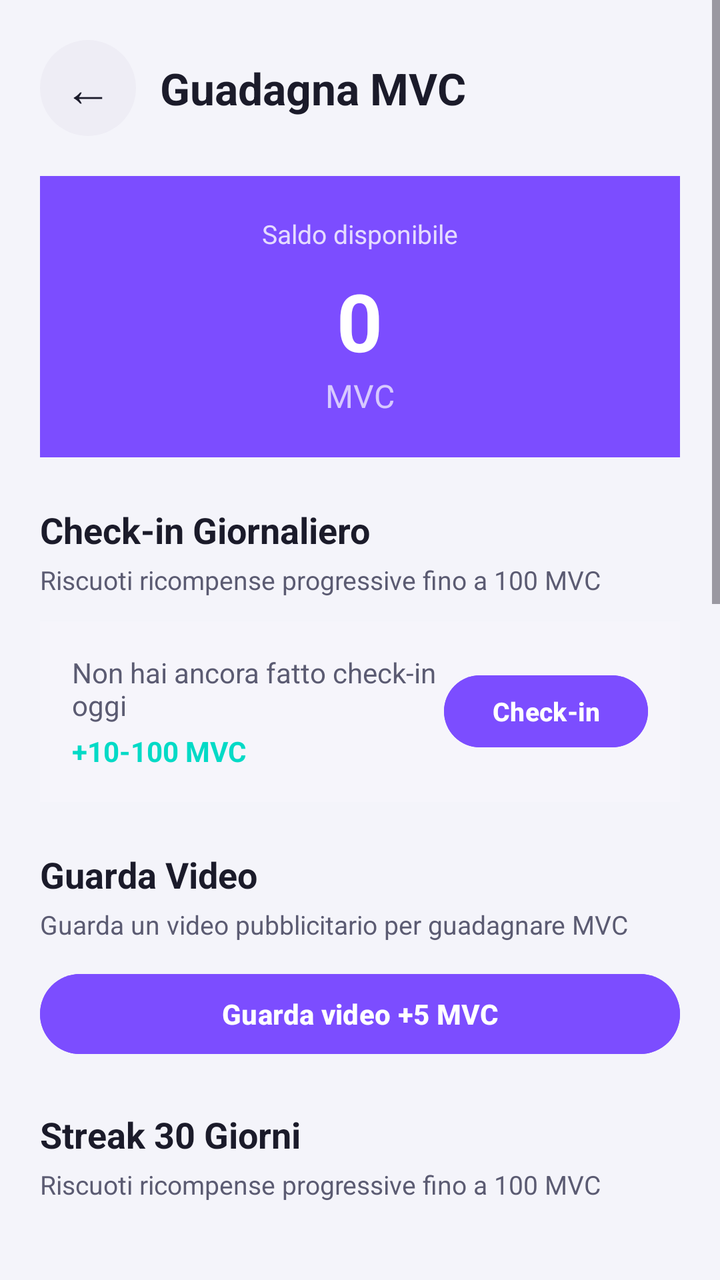
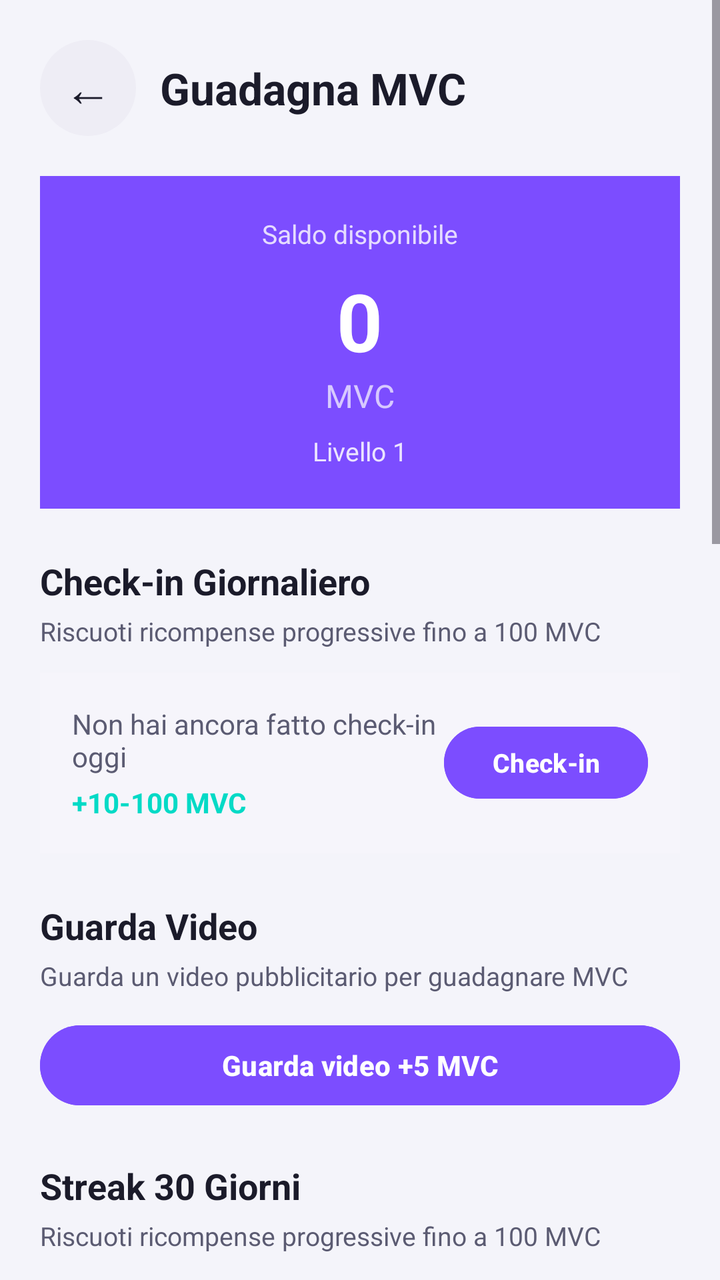

Compare the two renders of this Android layout. The source of the first and the diff that turns it into the second are given below.
<!-- AndroidManifest.xml: activity theme AppTheme -->
<!-- res/layout/activity_mvc_earn.xml -->
<?xml version="1.0" encoding="utf-8"?>
<ScrollView xmlns:android="http://schemas.android.com/apk/res/android"
    android:layout_width="match_parent"
    android:layout_height="match_parent"
    android:background="@color/background"
    android:fillViewport="true">

    <LinearLayout
        android:layout_width="match_parent"
        android:layout_height="wrap_content"
        android:orientation="vertical"
        android:padding="20dp">

        
        <LinearLayout
            android:layout_width="match_parent"
            android:layout_height="wrap_content"
            android:orientation="horizontal"
            android:gravity="center_vertical">

            <TextView
                android:layout_width="48dp"
                android:layout_height="48dp"
                android:text="←"
                android:textColor="@color/on_surface"
                android:textSize="24sp"
                android:gravity="center"
                android:background="@drawable/circle_logo_bg"
                android:onClick="onBackClick" />

            <TextView
                android:layout_width="wrap_content"
                android:layout_height="wrap_content"
                android:layout_marginStart="12dp"
                android:text="Guadagna MVC"
                android:textColor="@color/on_surface"
                android:textSize="22sp"
                android:textStyle="bold" />

        </LinearLayout>

        
        <LinearLayout
            android:layout_width="match_parent"
            android:layout_height="wrap_content"
            android:layout_marginTop="20dp"
            android:orientation="vertical"
            android:padding="20dp"
            android:background="@color/primary"
            android:gravity="center_horizontal">

            <TextView
                android:layout_width="wrap_content"
                android:layout_height="wrap_content"
                android:text="Saldo disponibile"
                android:textColor="@color/on_primary"
                android:textSize="13sp"
                android:alpha="0.8" />

            <TextView
                android:id="@+id/earn_balance_text"
                android:layout_width="wrap_content"
                android:layout_height="wrap_content"
                android:layout_marginTop="8dp"
                android:text="0"
                android:textColor="@color/on_primary"
                android:textSize="40sp"
                android:textStyle="bold" />

            <TextView
                android:layout_width="wrap_content"
                android:layout_height="wrap_content"
                android:text="MVC"
                android:textColor="@color/on_primary"
                android:textSize="16sp"
                android:alpha="0.7" />

        </LinearLayout>

        
        <TextView
            android:layout_width="wrap_content"
            android:layout_height="wrap_content"
            android:layout_marginTop="24dp"
            android:text="Check-in Giornaliero"
            android:textColor="@color/on_surface"
            android:textSize="18sp"
            android:textStyle="bold" />

        <TextView
            android:layout_width="wrap_content"
            android:layout_height="wrap_content"
            android:layout_marginTop="4dp"
            android:text="Riscuoti ricompense progressive fino a 100 MVC"
            android:textColor="@color/on_surface_variant"
            android:textSize="13sp" />

        <LinearLayout
            android:layout_width="match_parent"
            android:layout_height="wrap_content"
            android:layout_marginTop="12dp"
            android:orientation="horizontal"
            android:gravity="center_vertical"
            android:background="@color/surface_card"
            android:padding="16dp">

            <LinearLayout
                android:layout_width="0dp"
                android:layout_height="wrap_content"
                android:layout_weight="1"
                android:orientation="vertical">

                <TextView
                    android:id="@+id/checkin_status_text"
                    android:layout_width="wrap_content"
                    android:layout_height="wrap_content"
                    android:text="Non hai ancora fatto check-in oggi"
                    android:textColor="@color/on_surface_variant"
                    android:textSize="14sp" />

                <TextView
                    android:id="@+id/checkin_reward_text"
                    android:layout_width="wrap_content"
                    android:layout_height="wrap_content"
                    android:layout_marginTop="4dp"
                    android:text="+10-100 MVC"
                    android:textColor="@color/secondary"
                    android:textSize="14sp"
                    android:textStyle="bold" />

            </LinearLayout>

            <com.google.android.material.button.MaterialButton
                android:id="@+id/btn_do_checkin"
                android:layout_width="wrap_content"
                android:layout_height="44dp"
                android:backgroundTint="@color/primary"
                android:text="Check-in"
                android:textColor="@color/on_primary"
                android:textSize="13sp"
                android:textStyle="bold" />

        </LinearLayout>

        
        <TextView
            android:layout_width="wrap_content"
            android:layout_height="wrap_content"
            android:layout_marginTop="24dp"
            android:text="Guarda Video"
            android:textColor="@color/on_surface"
            android:textSize="18sp"
            android:textStyle="bold" />

        <TextView
            android:layout_width="wrap_content"
            android:layout_height="wrap_content"
            android:layout_marginTop="4dp"
            android:text="Guarda un video pubblicitario per guadagnare MVC"
            android:textColor="@color/on_surface_variant"
            android:textSize="13sp" />

        <com.google.android.material.button.MaterialButton
            android:id="@+id/btn_watch_ad"
            android:layout_width="match_parent"
            android:layout_height="48dp"
            android:layout_marginTop="12dp"
            android:backgroundTint="@color/primary"
            android:text="Guarda video +5 MVC"
            android:textColor="@color/on_primary"
            android:textSize="14sp"
            android:textStyle="bold" />

        
        <TextView
            android:layout_width="wrap_content"
            android:layout_height="wrap_content"
            android:layout_marginTop="24dp"
            android:text="Streak 30 Giorni"
            android:textColor="@color/on_surface"
            android:textSize="18sp"
            android:textStyle="bold" />

        <TextView
            android:layout_width="wrap_content"
            android:layout_height="wrap_content"
            android:layout_marginTop="4dp"
            android:text="Riscuoti ricompense progressive fino a 100 MVC"
            android:textColor="@color/on_surface_variant"
            android:textSize="13sp" />

        <ScrollView
            android:layout_width="match_parent"
            android:layout_height="wrap_content"
            android:layout_marginTop="12dp"
            android:scrollbars="horizontal"
            android:overScrollMode="never"
            android:fillViewport="true">

            <GridLayout
                android:id="@+id/streak_grid"
                android:layout_width="wrap_content"
                android:layout_height="wrap_content"
                android:columnCount="5"
                android:rowCount="6"
                android:useDefaultMargins="true" />

        </ScrollView>

        
        <TextView
            android:layout_width="wrap_content"
            android:layout_height="wrap_content"
            android:layout_marginTop="24dp"
            android:text="Cosa puoi sbloccare"
            android:textColor="@color/on_surface"
            android:textSize="18sp"
            android:textStyle="bold" />

        <TextView
            android:layout_width="wrap_content"
            android:layout_height="wrap_content"
            android:layout_marginTop="4dp"
            android:text="Usa i MevaCoins per accedere a funzionalità esclusive"
            android:textColor="@color/on_surface_variant"
            android:textSize="13sp" />

        <LinearLayout
            android:layout_width="match_parent"
            android:layout_height="wrap_content"
            android:layout_marginTop="12dp"
            android:orientation="vertical">

            
            <LinearLayout
                android:id="@+id/feature_card_categories"
                android:layout_width="match_parent"
                android:layout_height="wrap_content"
                android:orientation="horizontal"
                android:padding="12dp"
                android:background="@color/surface_card"
                android:layout_marginBottom="8dp"
                android:gravity="center_vertical"
                android:clickable="true"
                android:focusable="true">

                <TextView
                    android:layout_width="wrap_content"
                    android:layout_height="wrap_content"
                    android:text="🔒"
                    android:textSize="24sp" />

                <LinearLayout
                    android:layout_width="0dp"
                    android:layout_height="wrap_content"
                    android:layout_weight="1"
                    android:orientation="vertical"
                    android:layout_marginStart="12dp">

                    <TextView
                        android:layout_width="wrap_content"
                        android:layout_height="wrap_content"
                        android:text="Categorie"
                        android:textColor="@color/on_surface"
                        android:textSize="14sp"
                        android:textStyle="bold" />

                    <TextView
                        android:layout_width="wrap_content"
                        android:layout_height="wrap_content"
                        android:text="Categorie premium esclusive per i tuoi personaggi preferiti"
                        android:textColor="@color/on_surface_variant"
                        android:textSize="12sp" />

                </LinearLayout>

                <com.google.android.material.button.MaterialButton
                    android:id="@+id/btn_unlock_categories"
                    android:layout_width="wrap_content"
                    android:layout_height="40dp"
                    android:text="Vedi"
                    android:textSize="12sp"
                    android:backgroundTint="@color/primary"
                    android:textColor="@color/on_primary" />

            </LinearLayout>

            
            <LinearLayout
                android:layout_width="match_parent"
                android:layout_height="wrap_content"
                android:orientation="horizontal"
                android:padding="12dp"
                android:background="@color/surface_card"
                android:layout_marginBottom="8dp"
                android:gravity="center_vertical">

                <TextView
                    android:layout_width="wrap_content"
                    android:layout_height="wrap_content"
                    android:text="🎨"
                    android:textSize="24sp" />

                <LinearLayout
                    android:layout_width="0dp"
                    android:layout_height="wrap_content"
                    android:layout_weight="1"
                    android:orientation="vertical"
                    android:layout_marginStart="12dp">

                    <TextView
                        android:layout_width="wrap_content"
                        android:layout_height="wrap_content"
                        android:text="Generazione Immagini"
                        android:textColor="@color/on_surface"
                        android:textSize="14sp"
                        android:textStyle="bold" />

                    <TextView
                        android:layout_width="wrap_content"
                        android:layout_height="wrap_content"
                        android:text="Crea immagini AI dei personaggi con /genera"
                        android:textColor="@color/on_surface_variant"
                        android:textSize="12sp" />

                </LinearLayout>

                <com.google.android.material.button.MaterialButton
                    android:id="@+id/btn_unlock_image_gen"
                    android:layout_width="wrap_content"
                    android:layout_height="40dp"
                    android:text="50 MVC"
                    android:textSize="12sp"
                    android:backgroundTint="@color/primary"
                    android:textColor="@color/on_primary" />

            </LinearLayout>

            
            <LinearLayout
                android:layout_width="match_parent"
                android:layout_height="wrap_content"
                android:orientation="horizontal"
                android:padding="12dp"
                android:background="@color/surface_card"
                android:layout_marginBottom="8dp"
                android:gravity="center_vertical">

                <TextView
                    android:layout_width="wrap_content"
                    android:layout_height="wrap_content"
                    android:text="🎬"
                    android:textSize="24sp" />

                <LinearLayout
                    android:layout_width="0dp"
                    android:layout_height="wrap_content"
                    android:layout_weight="1"
                    android:orientation="vertical"
                    android:layout_marginStart="12dp">

                    <TextView
                        android:layout_width="wrap_content"
                        android:layout_height="wrap_content"
                        android:text="Generazione Video"
                        android:textColor="@color/on_surface"
                        android:textSize="14sp"
                        android:textStyle="bold" />

                    <TextView
                        android:layout_width="wrap_content"
                        android:layout_height="wrap_content"
                        android:text="Crea video animati con /muovi"
                        android:textColor="@color/on_surface_variant"
                        android:textSize="12sp" />

                </LinearLayout>

                <com.google.android.material.button.MaterialButton
                    android:id="@+id/btn_unlock_video_gen"
                    android:layout_width="wrap_content"
                    android:layout_height="40dp"
                    android:text="100 MVC"
                    android:textSize="12sp"
                    android:backgroundTint="@color/primary"
                    android:textColor="@color/on_primary" />

            </LinearLayout>

            
            <LinearLayout
                android:layout_width="match_parent"
                android:layout_height="wrap_content"
                android:orientation="horizontal"
                android:padding="12dp"
                android:background="@color/surface_card"
                android:layout_marginBottom="8dp"
                android:gravity="center_vertical">

                <TextView
                    android:layout_width="wrap_content"
                    android:layout_height="wrap_content"
                    android:text="🎙️"
                    android:textSize="24sp" />

                <LinearLayout
                    android:layout_width="0dp"
                    android:layout_height="wrap_content"
                    android:layout_weight="1"
                    android:orientation="vertical"
                    android:layout_marginStart="12dp">

                    <TextView
                        android:layout_width="wrap_content"
                        android:layout_height="wrap_content"
                        android:text="Messaggi Vocali Premium"
                        android:textColor="@color/on_surface"
                        android:textSize="14sp"
                        android:textStyle="bold" />

                    <TextView
                        android:layout_width="wrap_content"
                        android:layout_height="wrap_content"
                        android:text="Voci personalizzate per ogni personaggio"
                        android:textColor="@color/on_surface_variant"
                        android:textSize="12sp" />

                </LinearLayout>

                <com.google.android.material.button.MaterialButton
                    android:id="@+id/btn_unlock_premium_voice"
                    android:layout_width="wrap_content"
                    android:layout_height="40dp"
                    android:text="30 MVC"
                    android:textSize="12sp"
                    android:backgroundTint="@color/primary"
                    android:textColor="@color/on_primary" />

            </LinearLayout>

            
            <LinearLayout
                android:layout_width="match_parent"
                android:layout_height="wrap_content"
                android:orientation="horizontal"
                android:padding="12dp"
                android:background="@color/surface_card"
                android:layout_marginBottom="8dp"
                android:gravity="center_vertical">

                <TextView
                    android:layout_width="wrap_content"
                    android:layout_height="wrap_content"
                    android:text="🧠"
                    android:textSize="24sp" />

                <LinearLayout
                    android:layout_width="0dp"
                    android:layout_height="wrap_content"
                    android:layout_weight="1"
                    android:orientation="vertical"
                    android:layout_marginStart="12dp">

                    <TextView
                        android:layout_width="wrap_content"
                        android:layout_height="wrap_content"
                        android:text="Memoria Estesa"
                        android:textColor="@color/on_surface"
                        android:textSize="14sp"
                        android:textStyle="bold" />

                    <TextView
                        android:layout_width="wrap_content"
                        android:layout_height="wrap_content"
                        android:text="I personaggi ricordano più conversazioni passate"
                        android:textColor="@color/on_surface_variant"
                        android:textSize="12sp" />

                </LinearLayout>

                <com.google.android.material.button.MaterialButton
                    android:id="@+id/btn_unlock_extended_memory"
                    android:layout_width="wrap_content"
                    android:layout_height="40dp"
                    android:text="80 MVC"
                    android:textSize="12sp"
                    android:backgroundTint="@color/primary"
                    android:textColor="@color/on_primary" />

            </LinearLayout>

            
            <LinearLayout
                android:layout_width="match_parent"
                android:layout_height="wrap_content"
                android:orientation="horizontal"
                android:padding="12dp"
                android:background="@color/surface_card"
                android:layout_marginBottom="8dp"
                android:gravity="center_vertical">

                <TextView
                    android:layout_width="wrap_content"
                    android:layout_height="wrap_content"
                    android:text="🚫"
                    android:textSize="24sp" />

                <LinearLayout
                    android:layout_width="0dp"
                    android:layout_height="wrap_content"
                    android:layout_weight="1"
                    android:orientation="vertical"
                    android:layout_marginStart="12dp">

                    <TextView
                        android:layout_width="wrap_content"
                        android:layout_height="wrap_content"
                        android:text="Nessuna pubblicità"
                        android:textColor="@color/on_surface"
                        android:textSize="15sp"
                        android:textStyle="bold" />

                    <TextView
                        android:layout_width="wrap_content"
                        android:layout_height="wrap_content"
                        android:text="Rimuovi banner e annunci interstitial per sempre"
                        android:textColor="@color/on_surface_variant"
                        android:textSize="12sp" />

                </LinearLayout>

                <com.google.android.material.button.MaterialButton
                    android:id="@+id/btn_unlock_no_ads"
                    android:layout_width="wrap_content"
                    android:layout_height="40dp"
                    android:text="120 MVC"
                    android:textSize="12sp"
                    android:backgroundTint="@color/primary"
                    android:textColor="@color/on_primary" />

            </LinearLayout>

        </LinearLayout>

        
        <TextView
            android:layout_width="wrap_content"
            android:layout_height="wrap_content"
            android:layout_marginTop="24dp"
            android:text="Ultime transazioni"
            android:textColor="@color/on_surface"
            android:textSize="18sp"
            android:textStyle="bold" />

        <LinearLayout
            android:id="@+id/transactions_container"
            android:layout_width="match_parent"
            android:layout_height="wrap_content"
            android:layout_marginTop="8dp"
            android:orientation="vertical">

            <TextView
                android:id="@+id/transactions_empty"
                android:layout_width="wrap_content"
                android:layout_height="wrap_content"
                android:layout_marginTop="12dp"
                android:text="Nessuna transazione ancora"
                android:textColor="@color/on_surface_dim"
                android:textSize="14sp" />

        </LinearLayout>

        <View
            android:layout_width="match_parent"
            android:layout_height="48dp" />

    </LinearLayout>

</ScrollView>
<!-- resources referenced by this layout -->
<resources>
  <color name="background">#F4F4FA</color>
  <color name="on_primary">#FFFFFF</color>
  <color name="on_surface">#1B1B2A</color>
  <color name="on_surface_dim">#8C8CA2</color>
  <color name="on_surface_variant">#5B5B72</color>
  <color name="primary">#7C4DFF</color>
  <color name="secondary">#03DAC6</color>
  <color name="surface_card">#F6F5FB</color>
  <!-- drawable circle_logo_bg (drawable) -->
  <?xml version="1.0" encoding="utf-8"?>
  <shape xmlns:android="http://schemas.android.com/apk/res/android"
         android:shape="oval">
      <solid android:color="@color/surface_container"/>
  </shape>
  <style name="AppTheme" parent="Theme.Material3.DayNight.NoActionBar">
          <item name="colorPrimary">@color/primary</item>
          <item name="colorOnPrimary">@color/on_primary</item>
          <item name="colorPrimaryContainer">@color/primary_dark</item>
          <item name="colorOnPrimaryContainer">@color/on_primary</item>
          <item name="colorSecondary">@color/secondary</item>
          <item name="colorTertiary">@color/tertiary</item>
          <item name="colorSurface">@color/surface</item>
          <item name="colorOnSurface">@color/on_surface</item>
          <item name="colorSurfaceVariant">@color/surface_variant</item>
          <item name="colorOnSurfaceVariant">@color/on_surface_variant</item>
          <item name="colorSurfaceContainer">@color/surface_container</item>
          <item name="android:colorBackground">@color/background</item>
          <item name="android:windowBackground">@color/background</item>
          <item name="android:statusBarColor">@color/background_dark</item>
          <item name="android:navigationBarColor">@color/bottom_nav_bg</item>
          <item name="android:windowLightStatusBar">false</item>
          <item name="colorError">@color/error</item>
          <item name="colorOnError">@color/on_primary</item>
          <item name="colorErrorContainer">@color/error_container</item>
          <item name="colorOutline">@color/outline</item>
      </style>
  <color name="surface_container">#EEEDF5</color>
  <color name="primary_dark">#651FFF</color>
  <color name="tertiary">#FF6E40</color>
  <color name="surface">#FFFFFF</color>
  <color name="surface_variant">#E3E1EC</color>
  <color name="background_dark">#E9E8F2</color>
  <color name="bottom_nav_bg">#FFFFFF</color>
  <color name="error">#D32F2F</color>
  <color name="error_container">#FFDAD6</color>
  <color name="outline">#D7D6E0</color>
</resources>

<!-- the commit's change to res/layout/activity_mvc_earn.xml (unified diff, before → after) -->
@@ -75,6 +75,16 @@
                 android:textSize="16sp"
                 android:alpha="0.7" />
 
+            <TextView
+                android:id="@+id/level_text"
+                android:layout_width="wrap_content"
+                android:layout_height="wrap_content"
+                android:layout_marginTop="8dp"
+                android:text="Livello 1"
+                android:textColor="@color/on_primary"
+                android:textSize="13sp"
+                android:alpha="0.85" />
+
         </LinearLayout>
 
         
@@ -547,6 +557,42 @@
             android:layout_width="wrap_content"
             android:layout_height="wrap_content"
             android:layout_marginTop="24dp"
+            android:text="Consumabili MVC"
+            android:textColor="@color/on_surface"
+            android:textSize="18sp"
+            android:textStyle="bold" />
+
+        <TextView
+            android:layout_width="wrap_content"
+            android:layout_height="wrap_content"
+            android:layout_marginTop="4dp"
+            android:text="Spendi i tuoi MVC per oggetti utili, poi usali quando vuoi"
+            android:textColor="@color/on_surface_variant"
+            android:textSize="13sp" />
+
+        <LinearLayout
+            android:id="@+id/consumables_container"
+            android:layout_width="match_parent"
+            android:layout_height="wrap_content"
+            android:layout_marginTop="8dp"
+            android:orientation="vertical">
+
+            <TextView
+                android:id="@+id/consumables_empty"
+                android:layout_width="wrap_content"
+                android:layout_height="wrap_content"
+                android:layout_marginTop="12dp"
+                android:text="Caricamento consumabili..."
+                android:textColor="@color/on_surface_dim"
+                android:textSize="14sp" />
+
+        </LinearLayout>
+
+        
+        <TextView
+            android:layout_width="wrap_content"
+            android:layout_height="wrap_content"
+            android:layout_marginTop="24dp"
             android:text="Ultime transazioni"
             android:textColor="@color/on_surface"
             android:textSize="18sp"
